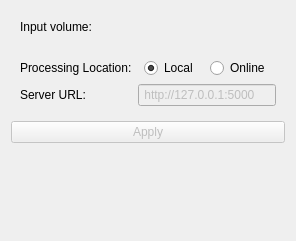
First picture: the form in Remote-Communication-Module-3D-Slicer/client-side-module/CAD_Scoring_Suit_Extension/CaScoreModule/Resources/UI/CaScoreModule.ui, repository Automated-CAD-Scoring-Suite/Automatic-CaScoring-From-Chest-CT, before the edit.
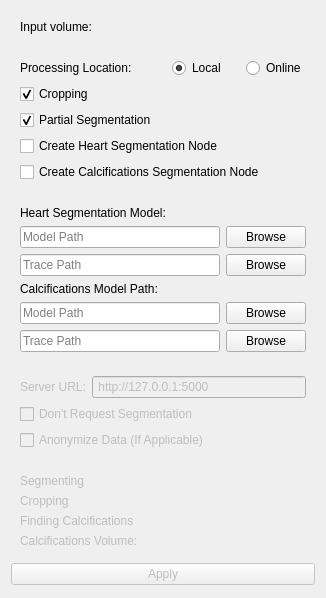
Second picture: the form after the edit. Custom widgets are drawn as their Qt base class.

```diff
--- a/Remote-Communication-Module-3D-Slicer/client-side-module/CAD_Scoring_Suit_Extension/CaScoreModule/Resources/UI/CaScoreModule.ui
+++ b/Remote-Communication-Module-3D-Slicer/client-side-module/CAD_Scoring_Suit_Extension/CaScoreModule/Resources/UI/CaScoreModule.ui
@@ -6,11 +6,14 @@
    <rect>
     <x>0</x>
     <y>0</y>
-    <width>296</width>
-    <height>241</height>
+    <width>326</width>
+    <height>598</height>
    </rect>
   </property>
-  <layout class="QVBoxLayout" name="verticalLayout">
+  <property name="toolTip">
+   <string>If Checked, Removes All Personal Data If Found Before Sending To The Server</string>
+  </property>
+  <layout class="QVBoxLayout" name="verticalLayout_3">
    <item>
     <widget class="ctkCollapsibleButton" name="inputsCollapsibleButton" native="true">
      <property name="sizePolicy">
@@ -20,7 +23,7 @@
       </sizepolicy>
      </property>
      <property name="text" stdset="0">
-      <string>Inputs</string>
+      <string>Input Volume</string>
      </property>
      <layout class="QFormLayout" name="formLayout_2">
       <item row="0" column="0">
@@ -55,12 +58,12 @@
     </widget>
    </item>
    <item>
-    <widget class="ctkCollapsibleButton" name="advancedCollapsibleButton" native="true">
+    <widget class="ctkCollapsibleButton" name="GeneralSettings" native="true">
      <property name="enabled">
       <bool>true</bool>
      </property>
      <property name="text" stdset="0">
-      <string>Settings</string>
+      <string>General Settings</string>
      </property>
      <property name="collapsed" stdset="0">
       <bool>false</bool>
@@ -73,8 +76,24 @@
         </property>
        </widget>
       </item>
+      <item row="5" column="0" colspan="2">
+       <widget class="QCheckBox" name="CalcificationSeg">
+        <property name="toolTip">
+         <string>If Checked, Creates A Segmentation Node Showing Found Calcifications In Addition To Volume Computation</string>
+        </property>
+        <property name="text">
+         <string>Create Calcifications Segmentation Node</string>
+        </property>
+       </widget>
+      </item>
       <item row="0" column="1">
-       <layout class="QHBoxLayout" name="horizontalLayout">
+       <layout class="QHBoxLayout" name="horizontalLayout" stretch="100,0">
+        <property name="spacing">
+         <number>20</number>
+        </property>
+        <property name="sizeConstraint">
+         <enum>QLayout::SetDefaultConstraint</enum>
+        </property>
         <item>
          <widget class="QRadioButton" name="LocalProcessingRadio">
           <property name="sizePolicy">
@@ -112,7 +131,200 @@
         </item>
        </layout>
       </item>
-      <item row="1" column="0">
+      <item row="4" column="0" colspan="2">
+       <widget class="QCheckBox" name="CreateSegNode">
+        <property name="toolTip">
+         <string>If Checked, Creates A Segmentation Node Marking The Heart, Doesn't Work With Partial Segmentation</string>
+        </property>
+        <property name="text">
+         <string>Create Heart Segmentation Node</string>
+        </property>
+       </widget>
+      </item>
+      <item row="2" column="0">
+       <widget class="QCheckBox" name="CropppingEnable">
+        <property name="toolTip">
+         <string>If Checked, Crops Out The Background, Only Keeps The Heart</string>
+        </property>
+        <property name="text">
+         <string>Cropping</string>
+        </property>
+        <property name="checked">
+         <bool>true</bool>
+        </property>
+       </widget>
+      </item>
+      <item row="3" column="0">
+       <widget class="QCheckBox" name="PartialSegmentation">
+        <property name="toolTip">
+         <string>If Checked,Only Takes Samples To Segment For Cropping, Requires Enabling Cropping</string>
+        </property>
+        <property name="text">
+         <string>Partial Segmentation</string>
+        </property>
+        <property name="checked">
+         <bool>true</bool>
+        </property>
+       </widget>
+      </item>
+     </layout>
+    </widget>
+   </item>
+   <item>
+    <widget class="ctkCollapsibleButton" name="LocalSettings" native="true">
+     <property name="enabled">
+      <bool>true</bool>
+     </property>
+     <property name="minimumSize">
+      <size>
+       <width>0</width>
+       <height>0</height>
+      </size>
+     </property>
+     <property name="text" stdset="0">
+      <string>Local Processing Settings</string>
+     </property>
+     <property name="collapsed" stdset="0">
+      <bool>true</bool>
+     </property>
+     <layout class="QVBoxLayout" name="verticalLayout_2">
+      <item>
+       <widget class="QLabel" name="HeartSegLabel">
+        <property name="text">
+         <string>Heart Segmentation Model:</string>
+        </property>
+       </widget>
+      </item>
+      <item>
+       <layout class="QHBoxLayout" name="horizontalLayout_3">
+        <item>
+         <widget class="QLineEdit" name="HeartModelPath">
+          <property name="placeholderText">
+           <string>Model Path</string>
+          </property>
+         </widget>
+        </item>
+        <item>
+         <widget class="QPushButton" name="HeartModelBrowse">
+          <property name="sizePolicy">
+           <sizepolicy hsizetype="Fixed" vsizetype="Fixed">
+            <horstretch>0</horstretch>
+            <verstretch>0</verstretch>
+           </sizepolicy>
+          </property>
+          <property name="text">
+           <string>Browse</string>
+          </property>
+         </widget>
+        </item>
+       </layout>
+      </item>
+      <item>
+       <layout class="QHBoxLayout" name="horizontalLayout_2">
+        <item>
+         <widget class="QLineEdit" name="HeartTracePath">
+          <property name="placeholderText">
+           <string>Trace Path</string>
+          </property>
+         </widget>
+        </item>
+        <item>
+         <widget class="QPushButton" name="HeartTraceBrowse">
+          <property name="text">
+           <string>Browse</string>
+          </property>
+         </widget>
+        </item>
+       </layout>
+      </item>
+      <item>
+       <widget class="QLabel" name="CalModelLabel">
+        <property name="text">
+         <string>Calcifications Model Path:</string>
+        </property>
+       </widget>
+      </item>
+      <item>
+       <layout class="QHBoxLayout" name="horizontalLayout_4">
+        <item>
+         <widget class="QLineEdit" name="CalModelPath">
+          <property name="placeholderText">
+           <string>Model Path</string>
+          </property>
+         </widget>
+        </item>
+        <item>
+         <widget class="QPushButton" name="CalModelBrowse">
+          <property name="sizePolicy">
+           <sizepolicy hsizetype="Fixed" vsizetype="Fixed">
+            <horstretch>0</horstretch>
+            <verstretch>0</verstretch>
+           </sizepolicy>
+          </property>
+          <property name="text">
+           <string>Browse</string>
+          </property>
+         </widget>
+        </item>
+       </layout>
+      </item>
+      <item>
+       <layout class="QHBoxLayout" name="horizontalLayout_5">
+        <item>
+         <widget class="QLineEdit" name="CalTracePath">
+          <property name="placeholderText">
+           <string>Trace Path</string>
+          </property>
+         </widget>
+        </item>
+        <item>
+         <widget class="QPushButton" name="CalTraceBrowse">
+          <property name="text">
+           <string>Browse</string>
+          </property>
+         </widget>
+        </item>
+       </layout>
+      </item>
+     </layout>
+    </widget>
+   </item>
+   <item>
+    <widget class="ctkCollapsibleButton" name="OnlineSettings" native="true">
+     <property name="enabled">
+      <bool>false</bool>
+     </property>
+     <property name="text" stdset="0">
+      <string>Online Processing Settings</string>
+     </property>
+     <property name="collapsed" stdset="0">
+      <bool>true</bool>
+     </property>
+     <layout class="QGridLayout" name="gridLayout_3">
+      <item row="0" column="1">
+       <widget class="QLineEdit" name="URLLineEdit">
+        <property name="enabled">
+         <bool>false</bool>
+        </property>
+        <property name="toolTip">
+         <string>URL</string>
+        </property>
+        <property name="text">
+         <string> http://127.0.0.1:5000</string>
+        </property>
+       </widget>
+      </item>
+      <item row="2" column="0" colspan="2">
+       <widget class="QCheckBox" name="checkBox">
+        <property name="toolTip">
+         <string>If Checked, Removes Personal Data If Found Before Sending To The Server</string>
+        </property>
+        <property name="text">
+         <string>Anonymize Data (If Applicable)</string>
+        </property>
+       </widget>
+      </item>
+      <item row="0" column="0">
        <widget class="QLabel" name="ServerURLLabel">
         <property name="maximumSize">
          <size>
@@ -125,19 +337,82 @@
         </property>
        </widget>
       </item>
-      <item row="1" column="1">
-       <widget class="QLineEdit" name="URLLineEdit">
-        <property name="enabled">
-         <bool>false</bool>
+      <item row="1" column="0" colspan="2">
+       <widget class="QCheckBox" name="checkBox_2">
+        <property name="toolTip">
+         <string>If Checked, Doesn't Request Segmented Data From The Server, Reduces Time But Forces Partial Segmentation &amp; Disables Creation of Segmentation Node</string>
         </property>
         <property name="text">
-         <string> http://127.0.0.1:5000</string>
+         <string>Don't Request Segmentation</string>
         </property>
        </widget>
       </item>
      </layout>
     </widget>
    </item>
+   <item>
+    <widget class="ctkCollapsibleButton" name="OnlineSettings_2" native="true">
+     <property name="enabled">
+      <bool>false</bool>
+     </property>
+     <property name="text" stdset="0">
+      <string>Progress</string>
+     </property>
+     <property name="collapsed" stdset="0">
+      <bool>true</bool>
+     </property>
+     <layout class="QGridLayout" name="gridLayout_4">
+      <item row="0" column="0">
+       <layout class="QHBoxLayout" name="horizontalLayout_6">
+        <item>
+         <layout class="QVBoxLayout" name="verticalLayout">
+          <item>
+           <widget class="QLabel" name="Segmenting">
+            <property name="enabled">
+             <bool>false</bool>
+            </property>
+            <property name="text">
+             <string>Segmenting</string>
+            </property>
+           </widget>
+          </item>
+          <item>
+           <widget class="QLabel" name="Cropping">
+            <property name="enabled">
+             <bool>false</bool>
+            </property>
+            <property name="text">
+             <string>Cropping</string>
+            </property>
+           </widget>
+          </item>
+          <item>
+           <widget class="QLabel" name="Cals">
+            <property name="enabled">
+             <bool>false</bool>
+            </property>
+            <property name="text">
+             <string>Finding Calcifications</string>
+            </property>
+           </widget>
+          </item>
+          <item>
+           <widget class="QLabel" name="CalVol">
+            <property name="enabled">
+             <bool>false</bool>
+            </property>
+            <property name="text">
+             <string>Calcifications Volume: </string>
+            </property>
+           </widget>
+          </item>
+         </layout>
+        </item>
+       </layout>
+      </item>
+     </layout>
+    </widget>
+   </item>
    <item>
     <widget class="QPushButton" name="applyButton">
      <property name="enabled">
```
Left out of the diff: 5 changed lines with no effect on the pictures.
